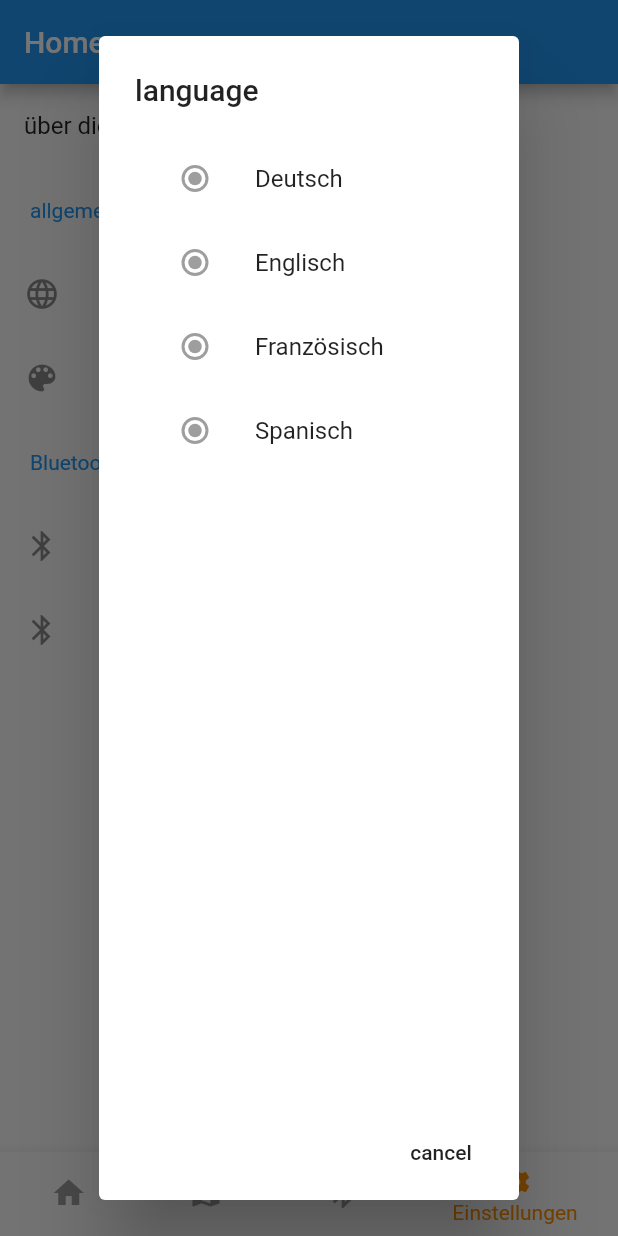
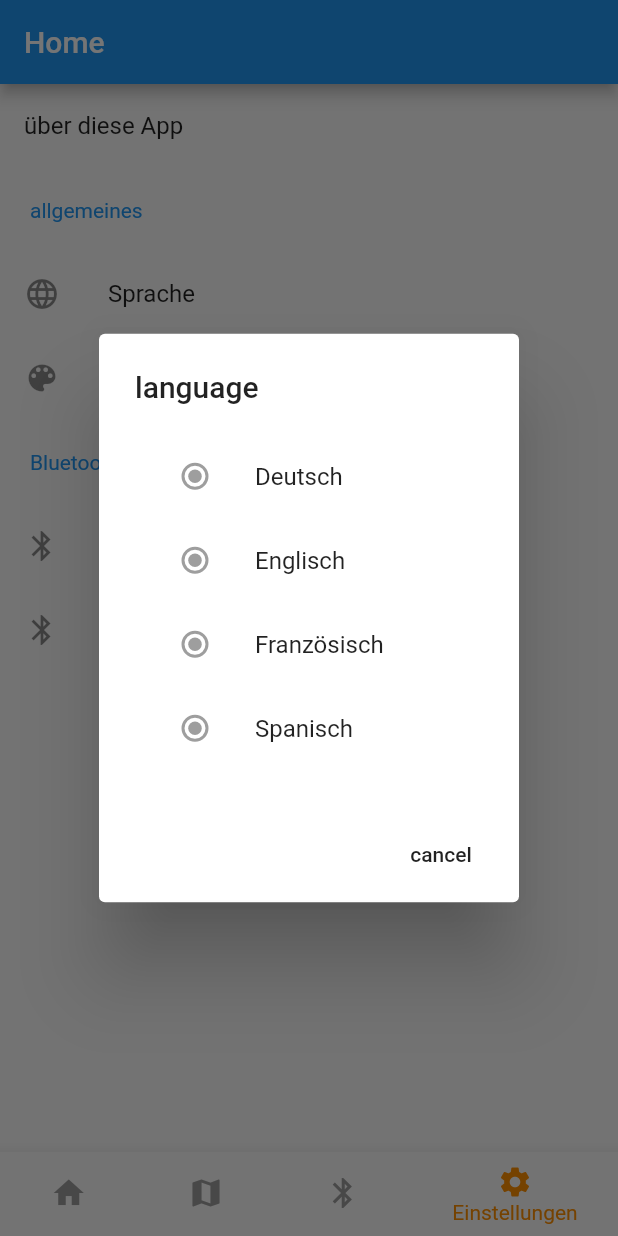
Before and after one commit to pascalboehler/Bycicle-Sensor-Project, a Flutter app: the screen it shows after launch, item 4 of the bottom bar chosen, after a tap on "Sprache", on a phone screen of 412 x 824 dp. Run offline on Flutter 3.47's test engine with Material 2 defaults, Android fonts, the phone set to English and light mode, and no system bars; our stand-ins replace charts_flutter, flutter_bluetooth_serial, flutter_map, geolocator, latlong, location; statements that could not run were skipped.

Commit message:
added SingleChildScrollView inside AlertDialog

```diff
--- a/app/digiroad/lib/settings.dart
+++ b/app/digiroad/lib/settings.dart
@@ -30,14 +30,15 @@ class _settingsState extends State<settings> {
           ),
           ListTile(
             leading: Icon(Icons.language),
-            title: Text('Sprache'),
+            title: Text('Sprache'), //TODO:
             onTap: (){
               showDialog(
                 context: context,
               builder: (BuildContext context){
                   return AlertDialog(
                     title: Text('language'),
-                    content: Column(
+                    content: SingleChildScrollView(
+                      child: Column(
                         children: <Widget>[
                           ListTile(
                             leading: Radio(),
@@ -57,6 +58,7 @@ class _settingsState extends State<settings> {
                           ),
                         ],
                       ),
+                    ),
                     actions: <Widget>[
                       new FlatButton(
                           onPressed: () {
@@ -71,14 +73,15 @@ class _settingsState extends State<settings> {
           ),
           ListTile(
             leading: Icon(Icons.color_lens),
-            title: Text('app Thema'),
+            title: Text('app Thema'), //TODO:
             onTap: () {
               showDialog(
                   context: context,
                   builder: (BuildContext context){
                     return AlertDialog(
                       title: Text('app theme'),
-                      content: Column(
+                      content: SingleChildScrollView(
+                        child: Column(
                           children: <Widget>[
                             ListTile(
                               leading: Radio(),
@@ -97,6 +100,7 @@ class _settingsState extends State<settings> {
                               title: Text('system'),
                             ),
                           ],
+                        ),
                       ),
                       actions: <Widget>[
                         new FlatButton(
```
Lines whose indentation alone changed are shown as unchanged.
